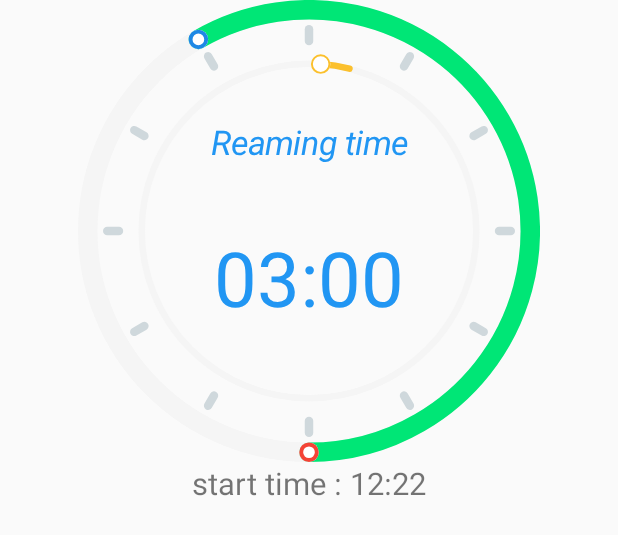
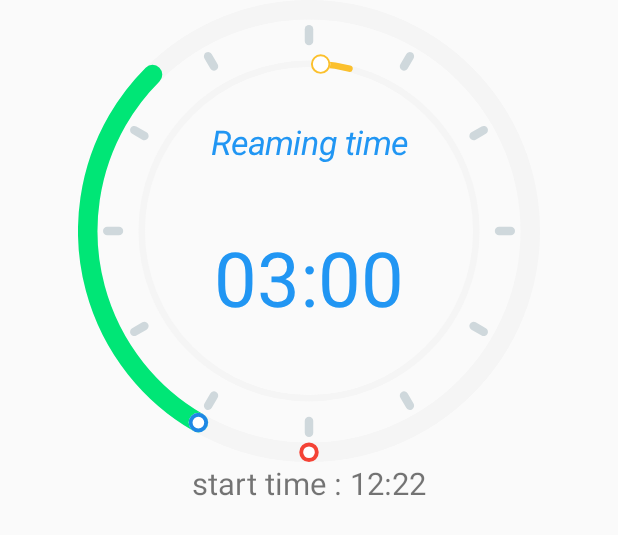
Before and after one commit to ali-moghadam/TimerView, an Android app: the layout activity_indicator.xml on its own in the app's theme, with its tools: preview values and no code run, on a phone screen of 412 x 824 dp. Shown: the top 535 px of the screen. Run offline under Robolectric (Android 15) with nearby library versions, the phone set to English and light mode, and no system bars.

Commit message:
fix get time

```diff
--- a/alichtimerview/src/main/java/com/alirnp/alichtimerview/AliChTimerView.java
+++ b/alichtimerview/src/main/java/com/alirnp/alichtimerview/AliChTimerView.java
@@ -10,7 +10,6 @@ import android.graphics.Rect;
 import android.graphics.RectF;
 import android.graphics.Typeface;
 import android.util.AttributeSet;
-import android.util.Log;
 import android.view.MotionEvent;
 import android.view.View;
 
@@ -530,13 +529,6 @@ public class AliChTimerView extends View {
         if (mDegreeStartTime == mDegreeCurrentTime)
             sweep = 1;
 
-
-        Log.i(TAG, "mDegreeStartTime: " + (int) mDegreeStartTime);
-        Log.i(TAG, "mDegreeEndTime: " + (int) mDegreeEndTime);
-        Log.i(TAG, "mDegreeCurrentTime: " + (int) mDegreeCurrentTime);
-        Log.i(TAG, "max: " + (int) max);
-        Log.i(TAG, "sweep: " + (int) sweep);
-
         return sweep;
     }
 
@@ -670,6 +662,7 @@ public class AliChTimerView extends View {
 
 
     private int rotateHour(int hour) {
+
         if (hour <= 3)
             hour = hour + 9;
         else
@@ -679,8 +672,9 @@ public class AliChTimerView extends View {
     }
 
     private int rotateHourRevert(int hour) {
-        if (hour <= 3)
+        if (hour <= 9)
             hour = hour + 3;
+
         else
             hour = (hour + 3) - 12;
 
--- a/app/src/main/res/layout/activity_indicator.xml
+++ b/app/src/main/res/layout/activity_indicator.xml
@@ -24,7 +24,7 @@
         app:atv_text_status="Reaming time"
         app:atv_value_end_time_hour="6"
         app:atv_value_repeat_start_hour="12"
-        app:atv_value_start_time_hour="11"
+        app:atv_value_start_time_hour="7"
         app:layout_constraintEnd_toEndOf="parent"
         app:layout_constraintStart_toStartOf="parent"
         app:layout_constraintTop_toTopOf="parent" />
```
